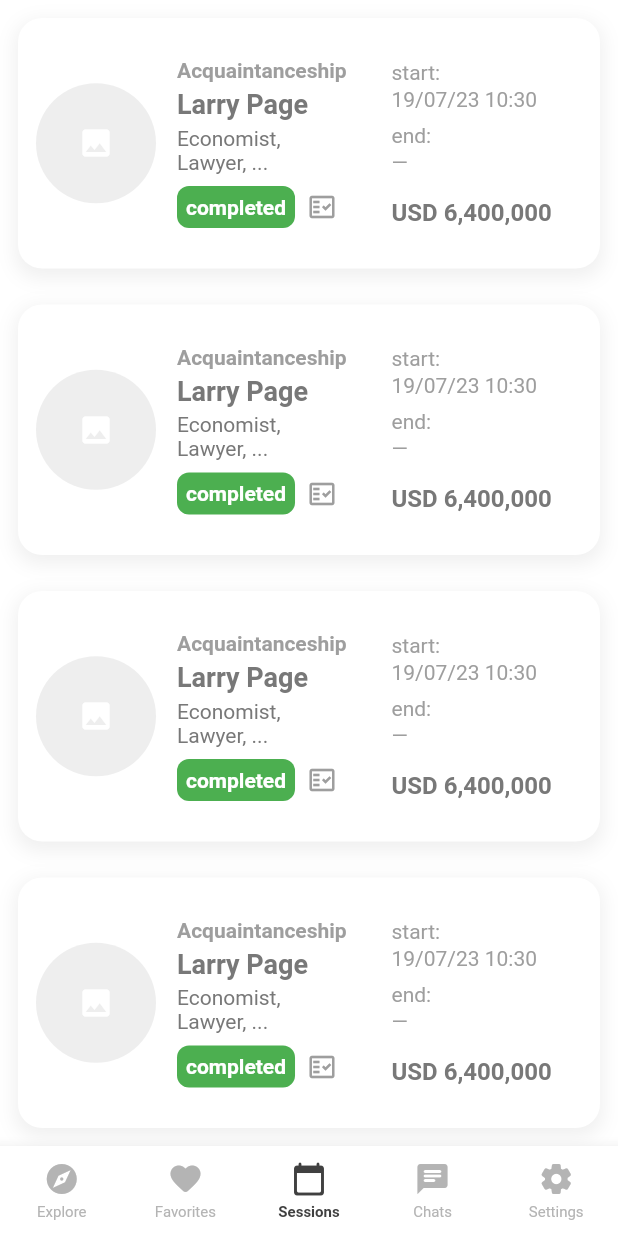
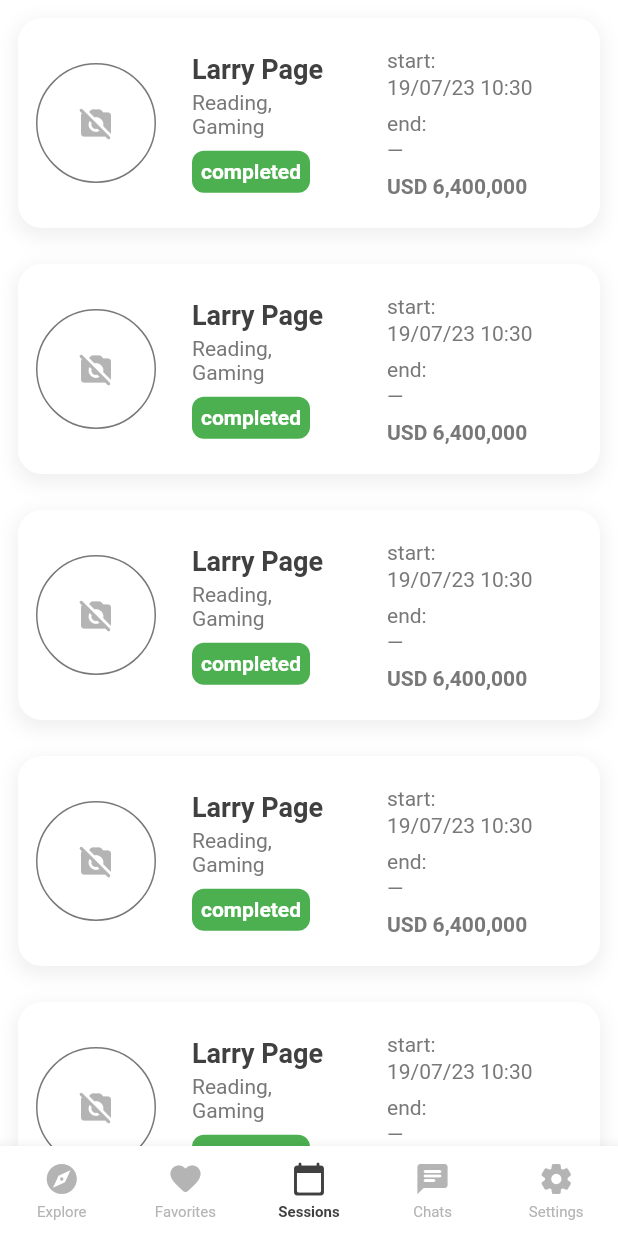
Before and after one commit to bryan-ilman-2002/polkatalk, a Flutter app: the screen it shows after launch, item 3 of the bottom bar chosen, on a phone screen of 412 x 824 dp. Run offline on Flutter 3.47's test engine with Material 2 defaults, Android fonts, the phone set to English and light mode, and no system bars; our stand-ins replace flutter_riverpod; missing offline and left inert: omni_datetime_picker; Roboto replaces fonts that are missing (Mukta).

Commit message:
all cards done

```diff
--- a/lib/pages/sessions_page.dart
+++ b/lib/pages/sessions_page.dart
@@ -1,6 +1,5 @@
 import 'package:flutter/material.dart';
 import 'package:polkatalk/enums/session_status.dart';
-import 'package:polkatalk/enums/session_type.dart';
 import 'package:polkatalk/functions/getters/current_date.dart';
 import 'package:polkatalk/widgets/cards/session_card.dart';
 
@@ -16,31 +15,32 @@
 class _SessionsPage extends State<SessionsPage> {
   @override
   Widget build(BuildContext context) {
+    List<Widget> children = [];
+
+    for (int index = 0; index < 15; index++) {
+      children.add(Padding(
+        padding: const EdgeInsets.all(8),
+        child: SessionCard(
+          name: 'Larry Page',
+          interests: const [
+            'Reading',
+            'Gaming',
+          ],
+          currentSessionStatus: SessionStatus.completed,
+          startDate: currentDateExtended,
+          currency: 'USD',
+          totalCost: 6400000,
+        ),
+      ));
+    }
+
     return SafeArea(
       child: Container(
         color: Colors.white,
         child: ListView.builder(
           controller: widget.scrollController,
-          itemCount: 15,
-          itemBuilder: (BuildContext context, int index) {
-            return Padding(
-              padding: const EdgeInsets.all(8),
-              child: SessionCard(
-                sessionType: SessionType.acquaintanceship,
-                name: 'Larry Page',
-                professions: const [
-                  'Economist',
-                  'Lawyer',
-                  'Doctor',
-                ],
-                currentSessionStatus: SessionStatus.completed,
-                authenticated: true,
-                startDate: currentDateExtended,
-                currency: 'USD',
-                totalCost: 6400000,
-              ),
-            );
-          },
+          itemCount: children.length,
+          itemBuilder: (BuildContext context, int index) => children[index],
         ),
       ),
     );
--- a/lib/widgets/cards/profile_card.dart
+++ b/lib/widgets/cards/profile_card.dart
@@ -82,9 +82,6 @@
                     Expanded(
                       child: Text(
                         widget.location,
-                        style: TextStyle(
-                          color: moderateGray,
-                        ),
                       ),
                     ),
                   ],
--- a/lib/widgets/cards/session_card.dart
+++ b/lib/widgets/cards/session_card.dart
@@ -1,33 +1,30 @@
 import 'package:flutter/material.dart';
 import 'package:polkatalk/enums/session_status.dart';
-import 'package:polkatalk/enums/session_type.dart';
 import 'package:polkatalk/functions/format_number.dart';
 import 'package:polkatalk/functions/extract_texts_from_strings.dart';
+import 'package:polkatalk/functions/getters/app_colors.dart';
 import 'package:polkatalk/widgets/modern_card.dart';
 import 'package:polkatalk/widgets/text/txt_with_bg.dart';
 
 class SessionCard extends StatefulWidget {
-  final SessionType sessionType;
   final String name;
-  final List<String> professions;
+  final List<String> interests;
   final SessionStatus currentSessionStatus;
-  final bool authenticated;
+  final String currency;
+  final double totalCost;
   final String startDate;
   final String? endDate;
-  final String currency;
-  final double totalCost;
 
-  const SessionCard(
-      {super.key,
-      required this.sessionType,
+  const SessionCard({
+    super.key,
     required this.name,
-      required this.professions,
+    required this.interests,
     required this.currentSessionStatus,
-      required this.authenticated,
+    required this.currency,
+    required this.totalCost,
     required this.startDate,
     this.endDate,
-      required this.currency,
-      required this.totalCost});
+  });
 
   @override
   State<SessionCard> createState() => _SessionCardState();
@@ -39,116 +36,91 @@
     return ModernCard(
       child: Row(
         children: [
+          Expanded(
+            flex: 4,
+            child: Row(
+              mainAxisAlignment: MainAxisAlignment.start,
+              children: [
                 Container(
                   width: 80,
                   height: 80,
                   decoration: BoxDecoration(
                       shape: BoxShape.circle,
-              color: Colors.grey[200],
-            ),
+                      border: Border.all(
+                        color: moderateGray,
+                      )),
                   // Replace with your photo widget
-            child: const Center(
-              child: Icon(Icons.photo, color: Colors.white),
+                  child: Center(
+                    child: Icon(
+                      Icons.no_photography_rounded,
+                      size: 24,
+                      color: lightGray,
                     ),
                   ),
-          const SizedBox(width: 14),
+                ),
+              ],
+            ),
+          ),
           Expanded(
+            flex: 5,
             child: Column(
               crossAxisAlignment: CrossAxisAlignment.start,
               children: [
                 Text(
-                  widget.sessionType.string,
-                  overflow: TextOverflow.ellipsis,
-                  style: const TextStyle(
-                    fontWeight: FontWeight.bold,
-                    color: Colors.grey,
-                  ),
-                ),
-                const SizedBox(height: 4),
-                Text(
                   widget.name,
-                  style: const TextStyle(
+                  style: TextStyle(
                     fontSize: 18,
                     fontWeight: FontWeight.bold,
+                    color: heavyGray,
                   ),
                 ),
                 const SizedBox(height: 4),
                 Column(
                   crossAxisAlignment: CrossAxisAlignment.start,
                   children: extractTextsFromStrings(
-                    strings: widget.professions,
+                    strings: widget.interests,
                     maxStringsToExtract: 2,
                     enableRow: false,
                   ),
                 ),
                 const SizedBox(height: 8),
-                Row(
-                  children: [
                 TextWithBackground(
                     text: widget.currentSessionStatus.string,
-                        backgroundColor: widget.currentSessionStatus ==
-                                SessionStatus.scheduled
+                    backgroundColor:
+                        widget.currentSessionStatus == SessionStatus.scheduled
                             ? Colors.amber
                             : Colors.green),
-                    const SizedBox(width: 8),
-                    Icon(
-                      Icons.fact_check_outlined,
-                      color: widget.authenticated
-                          ? Colors.grey
-                          : Colors.transparent,
-                      size: 20,
-                    )
-                  ],
-                ),
               ],
             ),
           ),
           Expanded(
-            child: Padding(
-              padding: const EdgeInsets.all(8),
+            flex: 5,
             child: Column(
               crossAxisAlignment: CrossAxisAlignment.start,
               children: [
                 const Text(
                   'start:',
-                    style: TextStyle(
-                      color: Colors.grey,
-                    ),
                 ),
                 const SizedBox(height: 2),
                 Text(
                   widget.startDate,
-                    overflow: TextOverflow.ellipsis,
-                    style: const TextStyle(
-                      color: Colors.grey,
-                    ),
                 ),
                 const SizedBox(height: 8),
                 const Text(
                   'end:',
-                    style: TextStyle(
-                      color: Colors.grey,
-                    ),
                 ),
                 const SizedBox(height: 2),
                 Text(
                   widget.endDate ?? '—',
-                    overflow: TextOverflow.ellipsis,
-                    style: const TextStyle(
-                      color: Colors.grey,
                 ),
-                  ),
-                  const SizedBox(height: 16),
+                const SizedBox(height: 8),
                 Text(
                   '${widget.currency} ${formatNumberWithLocalizedSeparators(widget.totalCost)}',
-                    overflow: TextOverflow.ellipsis,
                   style: const TextStyle(
-                      fontSize: 16,
                     fontWeight: FontWeight.bold,
                   ),
                 ),
               ],
-              ),
             ),
           ),
         ],
```
Also changed, not shown: lib/pages/chats_page.dart (+25 -22 lines), lib/pages/favorites_page.dart (+26 -22 lines), lib/widgets/cards/chat_card.dart (+20 -37 lines). Lines whose indentation alone changed are shown as unchanged.
